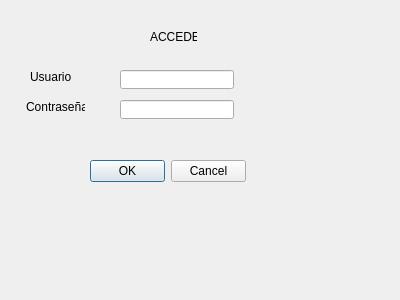
Above: ingreso.ui from luisallamas01/Entrega3 before the change. Below: the same form after it.
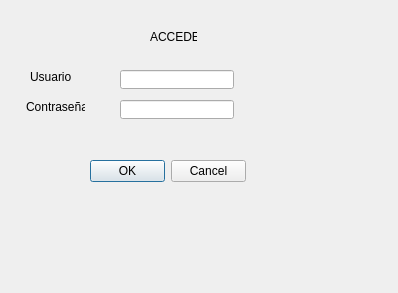
That is the form after the change.

Patch:
```diff
--- a/ingreso.ui
+++ b/ingreso.ui
@@ -6,8 +6,8 @@
    <rect>
     <x>0</x>
     <y>0</y>
-    <width>400</width>
-    <height>300</height>
+    <width>398</width>
+    <height>293</height>
    </rect>
   </property>
   <property name="windowTitle">
```
Left out of the diff: 6 changed lines with no effect on the pictures.
